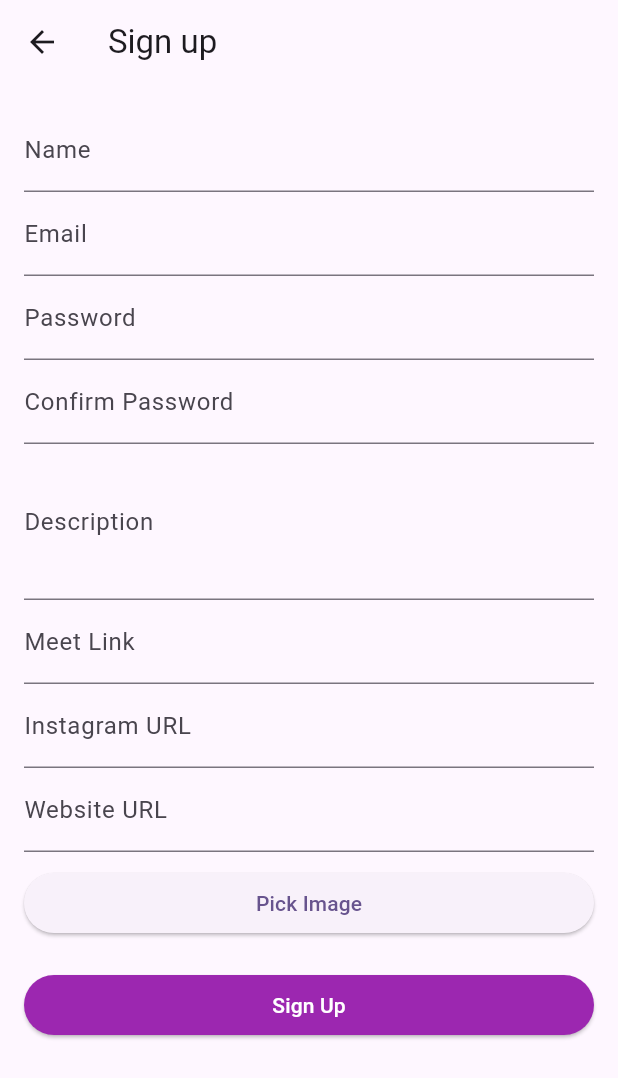
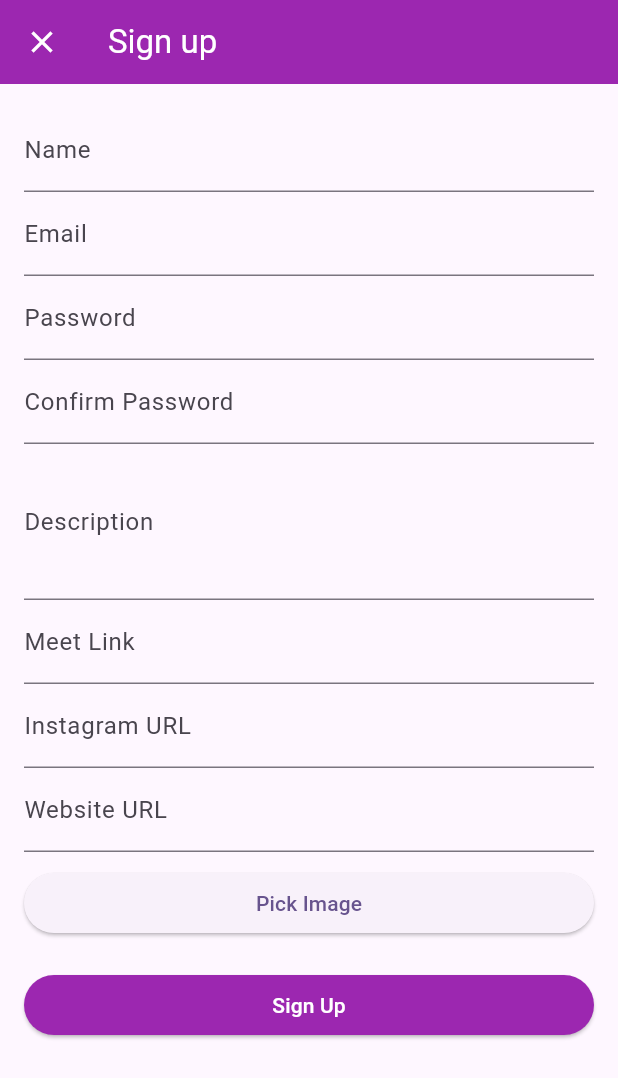
Before and after one commit to alexrodrigues/Safemind, a Flutter app: the screen it shows after launch, after a tap on "Create Account", on a phone screen of 412 x 824 dp. Shown: the top 1078 px of the screen. Run offline on Flutter 3.47's test engine with Material 3 defaults, Android fonts, the phone set to English and light mode, and no system bars; our stand-ins replace cloud_firestore, firebase_auth, firebase_core, firebase_storage, image_picker; accounts and stored records are empty.

```diff
--- a/lib/screens/login_screen.dart
+++ b/lib/screens/login_screen.dart
@@ -50,7 +50,7 @@ class _LoginScreenState extends State<LoginScreen> {
     return Scaffold(
       appBar: SfAppBar(
         "Welcome",
-        showBackArrow: false,
+        backIcon: Icons.clear,
       ),
       body: Padding(
         padding: const EdgeInsets.all(16.0),
--- a/lib/screens/signup_screen.dart
+++ b/lib/screens/signup_screen.dart
@@ -119,7 +119,10 @@ class _SignUpScreenState extends State<SignUpScreen> {
   @override
   Widget build(BuildContext context) {
     return Scaffold(
-      appBar: AppBar(title: Text("Sign up")),
+      appBar: SfAppBar(
+        "Sign up",
+        backIcon: Icons.clear,
+      ),
       body: _isLoading
           ? Center(child: CircularProgressIndicator())
           : Padding(
--- a/lib/screens/tab_screen.dart
+++ b/lib/screens/tab_screen.dart
@@ -2,6 +2,7 @@ import 'package:flutter/material.dart';
 import 'package:firebase_core/firebase_core.dart';
 import 'package:firebase_auth/firebase_auth.dart';
 import 'package:safemind/screens/home_screen.dart';
+import 'package:safemind/screens/settings_screen.dart';
 import 'package:safemind/widget/sf_appbar.dart';
 
 import 'login_screen.dart';
@@ -20,10 +21,7 @@ class _TabScreenState extends State<TabScreen> {
 
   static const List<Widget> _widgetOptions = <Widget>[
     HomeScreen(),
-    Text(
-      'Index 2: School',
-      style: optionStyle,
-    ),
+    SettingsScreen(),
   ];
 
   void _onItemTapped(int index) {
--- a/lib/widget/sf_appbar.dart
+++ b/lib/widget/sf_appbar.dart
@@ -2,10 +2,10 @@ import 'package:flutter/material.dart';
 
 class SfAppBar extends StatelessWidget implements PreferredSizeWidget {
   final String? _title;
-  final bool showBackArrow;
+  final IconData backIcon;
   final VoidCallback? onIconPressed;
 
-  SfAppBar(this._title, {this.showBackArrow = false, this.onIconPressed});
+  SfAppBar(this._title, {this.backIcon = Icons.arrow_back , this.onIconPressed,});
 
   @override
   Widget build(BuildContext context) {
@@ -17,7 +17,7 @@ class SfAppBar extends StatelessWidget implements PreferredSizeWidget {
       ),
       leading: IconButton(
         icon: Icon(
-          showBackArrow ? Icons.arrow_back : Icons.clear,
+          backIcon,
           color: Colors.white,
         ),
         onPressed: onIconPressed ?? () {
```
Also changed, not shown: lib/screens/settings_screen.dart (added, +30 -0 lines).
